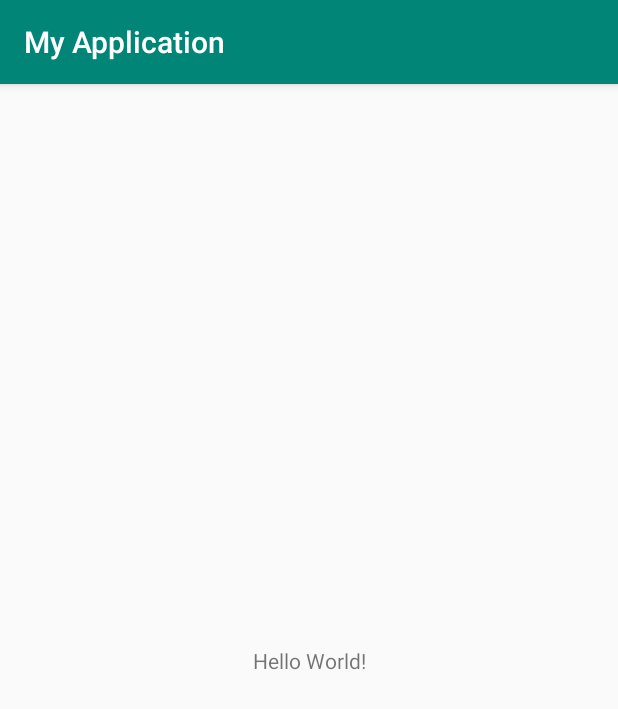
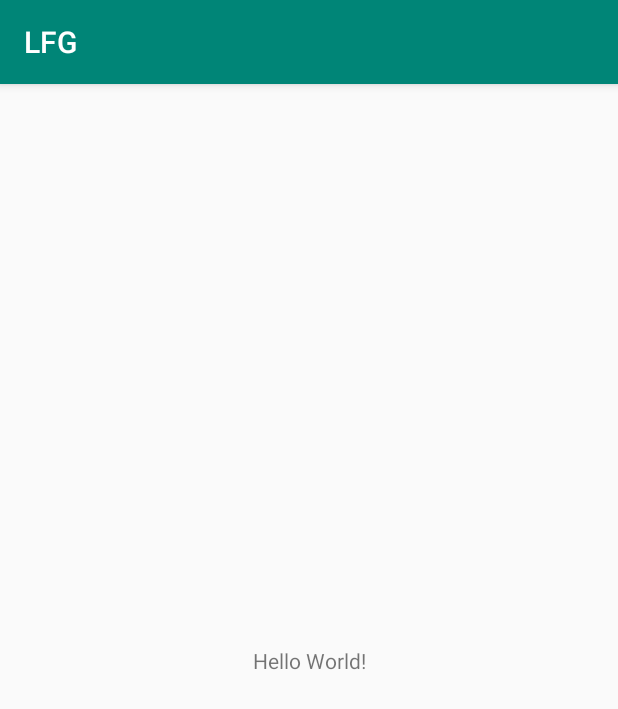
Before and after one commit to MiztaOak/dat257_team1, an Android app: the screen it shows after launch (MainActivity), on a phone screen of 412 x 824 dp. Shown: the top 709 px of the screen. Run offline under Robolectric (Android 15) with nearby library versions, the phone set to English and light mode, and no system bars.

Commit message:
added some basic file structure to the project

```diff
--- a/LFG/app/src/main/AndroidManifest.xml
+++ b/LFG/app/src/main/AndroidManifest.xml
@@ -9,7 +9,7 @@
         android:roundIcon="@mipmap/ic_launcher_round"
         android:supportsRtl="true"
         android:theme="@style/AppTheme">
-        <activity android:name=".MainActivity">
+        <activity android:name=".model.MainActivity">
             <intent-filter>
                 <action android:name="android.intent.action.MAIN" />
 
--- a/LFG/app/src/main/java/com/dat257/team1/LFG/MainActivity.java
+++ b/LFG/app/src/main/java/com/dat257/team1/LFG/model/MainActivity.java
@@ -1,8 +1,10 @@
-package com.dat257.team1.LFG;
+package com.dat257.team1.LFG.model;
 
 import androidx.appcompat.app.AppCompatActivity;
 
 import android.os.Bundle;
+
+import com.dat257.team1.LFG.R;
 
 public class MainActivity extends AppCompatActivity {
 
--- a/LFG/app/src/main/res/layout/activity_main.xml
+++ b/LFG/app/src/main/res/layout/activity_main.xml
@@ -4,7 +4,7 @@
     xmlns:tools="http://schemas.android.com/tools"
     android:layout_width="match_parent"
     android:layout_height="match_parent"
-    tools:context=".MainActivity">
+    tools:context=".model.MainActivity">
 
     <TextView
         android:layout_width="wrap_content"
--- a/LFG/app/src/main/res/values/strings.xml
+++ b/LFG/app/src/main/res/values/strings.xml
@@ -1,3 +1,3 @@
 <resources>
-    <string name="app_name">My Application</string>
+    <string name="app_name">LFG</string>
 </resources>
```
